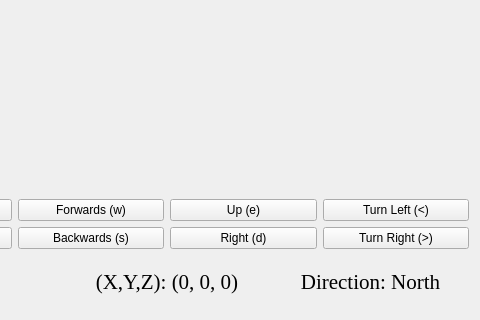
The window that maze_gui.ui (jpchen01/MazeGame) describes before a commit, drawn with Qt 5; both pictures show x 146 to 626 and y 418 to 738 of the 626 by 738 pixel window.
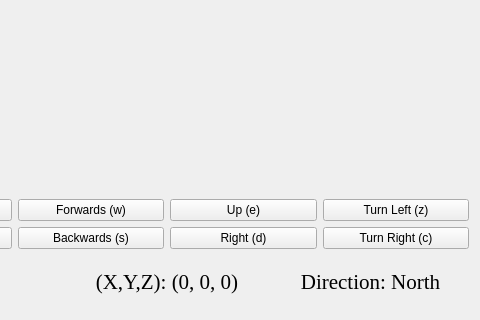
The same window after the commit. Icons and pictures are not drawn.

```diff
--- a/maze_gui.ui
+++ b/maze_gui.ui
@@ -348,7 +348,7 @@
        <item row="0" column="3">
         <widget class="QPushButton" name="button_turn_left">
          <property name="text">
-          <string>Turn Left (&lt;)</string>
+          <string>Turn Left (z)</string>
          </property>
          <property name="shortcut">
           <string>Left</string>
@@ -358,7 +358,7 @@
        <item row="1" column="3">
         <widget class="QPushButton" name="button_turn_right">
          <property name="text">
-          <string>Turn Right (&gt;)</string>
+          <string>Turn Right (c)</string>
          </property>
          <property name="shortcut">
           <string>Ctrl+S</string>
```
Left out of the diff: 4 changed lines with no effect on the pictures.
